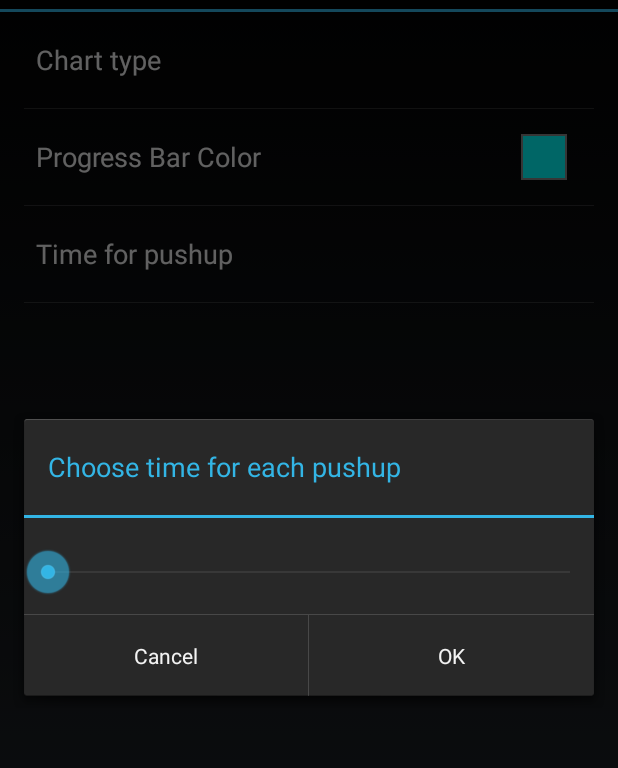
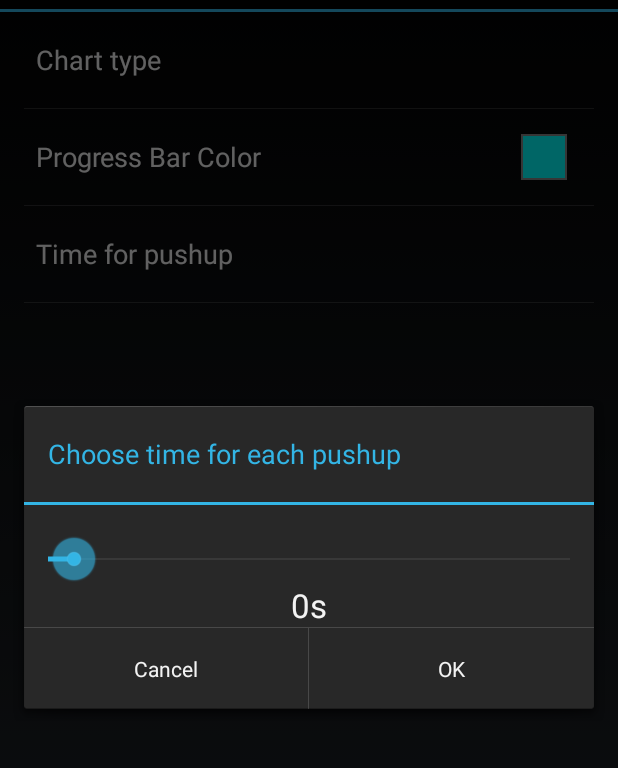
Before and after one commit to shunix/Daily-Pushups, an Android app: the SettingsActivity screen opened directly, with no data from a screen before it, after a tap on "Time for pushup", on a phone screen of 412 x 824 dp, the part 60-828 px from its top. Run offline under Robolectric (Android 15) with nearby library versions, the phone set to English and light mode, and no system bars.

Commit message:
Bug fixed

```diff
--- a/pushups/src/main/java/com/shunix/dailypushups/ui/SeekBarPreference.java
+++ b/pushups/src/main/java/com/shunix/dailypushups/ui/SeekBarPreference.java
@@ -3,9 +3,12 @@ package com.shunix.dailypushups.ui;
 import android.content.Context;
 import android.preference.DialogPreference;
 import android.util.AttributeSet;
+import android.util.Log;
 import android.view.View;
 import android.widget.SeekBar;
+import android.widget.TextView;
 
+import com.shunix.dailypushups.BuildConfig;
 import com.shunix.dailypushups.R;
 
 /**
@@ -24,6 +27,10 @@ public class SeekBarPreference extends DialogPreference implements SeekBar.OnSee
      * Indicates the current seek bar value.
      */
     private int barValue = 0;
+    /**
+     * Show the current seconds.
+     */
+    private TextView textView;
 
     public SeekBarPreference(Context context, AttributeSet attrs) {
         super(context, attrs);
@@ -33,15 +40,25 @@ public class SeekBarPreference extends DialogPreference implements SeekBar.OnSee
     protected void onBindDialogView(View view) {
         super.onBindDialogView(view);
         seekBar = (SeekBar) view.findViewById(R.id.seekBar);
+        textView = (TextView) view.findViewById(R.id.textView);
         seekBar.setOnSeekBarChangeListener(this);
-        seekBar.setProgress(barValue);
+        seekBar.setProgress(getPersistedInt(5));
+        textView.setText((getPersistedInt(5) / 10) + "s");
     }
 
     @Override
     protected void onDialogClosed(boolean positiveResult) {
         super.onDialogClosed(positiveResult);
         if (positiveResult) {
-            persistInt(barValue);
+            if ((barValue / 10) < 1) {
+                // If set to zero, set to default.
+                if (BuildConfig.DEBUG) {
+                    Log.d("Bar Value", String.valueOf(barValue));
+                }
+                persistInt(50);
+            } else {
+                persistInt(barValue);
+            }
         }
     }
 
@@ -57,5 +74,6 @@ public class SeekBarPreference extends DialogPreference implements SeekBar.OnSee
 
     @Override
     public void onProgressChanged(SeekBar seekBar, int i, boolean b) {
+        textView.setText((seekBar.getProgress() / 10) + "s");
     }
 }
--- a/pushups/src/main/res/layout/seekbar_preference.xml
+++ b/pushups/src/main/res/layout/seekbar_preference.xml
@@ -13,4 +13,13 @@
         android:layout_height="wrap_content"
         android:id="@+id/seekBar"
         android:layout_gravity="center" />
+
+    <TextView
+        android:layout_width="wrap_content"
+        android:layout_height="wrap_content"
+        android:textAppearance="?android:attr/textAppearanceLarge"
+        android:text="Large Text"
+        android:id="@+id/textView"
+        android:layout_gravity="center_horizontal" />
+
 </LinearLayout>
```
